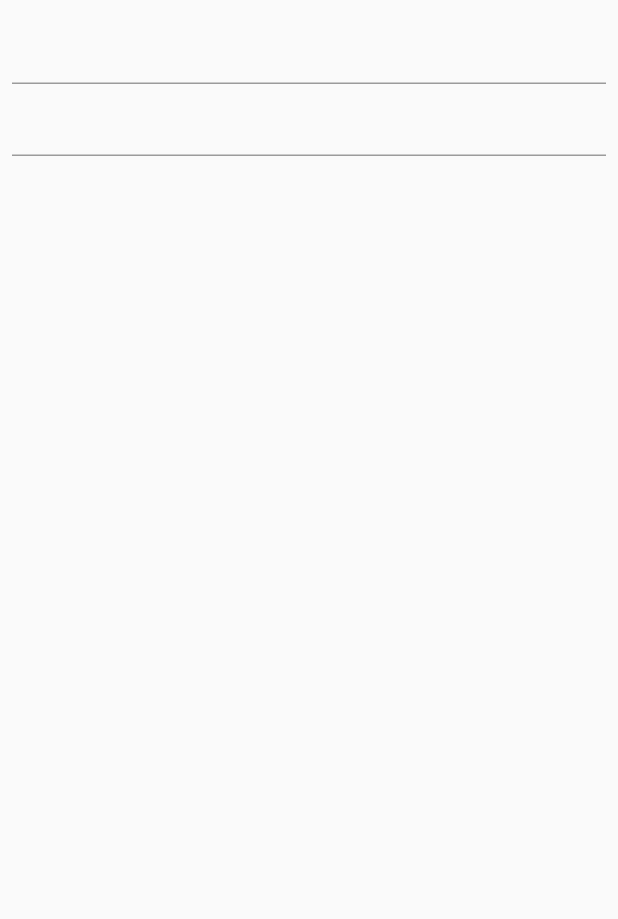
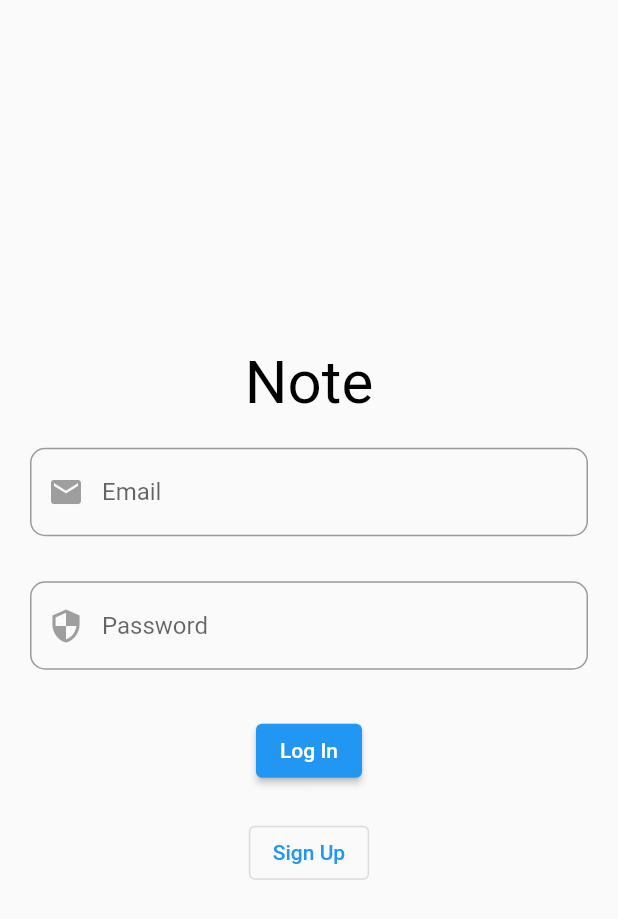
Before and after one commit to tentamdin/flutter-note, a Flutter app: the screen it shows after launch, on a phone screen of 412 x 824 dp. Shown: the top 919 px of the screen. Run offline on Flutter 3.47's test engine with Material 2 defaults, Android fonts, the phone set to English and light mode, and no system bars; our stand-ins replace firebase_auth, firebase_core, get; accounts and stored records are empty.

Commit message:
firebase and auth UI setuo

```diff
--- /dev/null
+++ b/lib/controllers/authController.dart
@@ -0,0 +1,43 @@
+import 'package:firebase_auth/firebase_auth.dart';
+import 'package:get/get.dart';
+
+class AuthController extends GetxController {
+  FirebaseAuth _auth = FirebaseAuth.instance;
+  Rxn<User> _firebaseUser = Rxn<User>();
+
+  String get user => _firebaseUser.value?.email;
+
+  @override
+  void onInit() {
+    _firebaseUser.bindStream(_auth.authStateChanges());
+    super.onInit();
+  }
+
+  void createUser(String email, String password, String text) async {
+    try {
+      await _auth.createUserWithEmailAndPassword(
+          email: email, password: password);
+    } catch (e) {
+      Get.snackbar('Error creating account', e.message,
+          snackPosition: SnackPosition.BOTTOM);
+    }
+  }
+
+  void login(String email, String password) async {
+    try {
+      await _auth.signInWithEmailAndPassword(email: email, password: password);
+    } catch (e) {
+      Get.snackbar('Error logging in', e.message,
+          snackPosition: SnackPosition.BOTTOM);
+    }
+  }
+
+  void singout() async {
+    try {
+      await _auth.signOut();
+    } catch (e) {
+      Get.snackbar('Error signing out', e.message,
+          snackPosition: SnackPosition.BOTTOM);
+    }
+  }
+}
--- /dev/null
+++ b/lib/controllers/bindings/authBinding.dart
@@ -0,0 +1,9 @@
+import 'package:flutter_note/controllers/authController.dart';
+import 'package:get/get.dart';
+
+class AuthBinding extends Bindings {
+  @override
+  void dependencies() {
+    Get.put<AuthController>(AuthController(), permanent: true);
+  }
+}
--- a/lib/main.dart
+++ b/lib/main.dart
@@ -1,6 +1,9 @@
+import 'package:firebase_core/firebase_core.dart';
 import 'package:flutter/material.dart';
 import 'package:flutter_note/screens/App.dart';
 
-void main() {
+void main() async {
+  WidgetsFlutterBinding.ensureInitialized();
+  await Firebase.initializeApp();
   runApp(MyApp());
 }
--- a/lib/screens/App.dart
+++ b/lib/screens/App.dart
@@ -1,17 +1,21 @@
 import 'package:flutter/material.dart';
-import 'package:flutter_note/screens/auth/auth_page.dart';
+import 'package:flutter_note/controllers/bindings/authBinding.dart';
+import 'package:flutter_note/screens/auth/login.dart';
+import 'package:get/get.dart';
 
 class MyApp extends StatelessWidget {
   // This widget is the root of your application.
   @override
   Widget build(BuildContext context) {
-    return MaterialApp(
+    return GetMaterialApp(
+        initialBinding: AuthBinding(),
+        debugShowCheckedModeBanner: false,
         title: 'Flutter Note',
         theme: ThemeData(
           primarySwatch: Colors.blue,
         ),
         darkTheme: ThemeData.dark(),
         themeMode: ThemeMode.system,
-        home: AuthPage());
+        home: Login());
   }
 }
--- a/lib/screens/auth/auth_page.dart
+++ /dev/null
@@ -1,18 +0,0 @@
-import 'package:flutter/material.dart';
-
-class AuthPage extends StatelessWidget {
-  @override
-  Widget build(BuildContext context) {
-    return Scaffold(
-      body: Container(
-        padding: EdgeInsets.all(8),
-        child: Column(
-          children: [
-            TextField(),
-            TextField(),
-          ],
-        ),
-      ),
-    );
-  }
-}
--- /dev/null
+++ b/lib/screens/auth/login.dart
@@ -0,0 +1,106 @@
+import 'package:flutter/material.dart';
+import 'package:flutter_note/controllers/authController.dart';
+import 'package:flutter_note/screens/auth/signup.dart';
+import 'package:get/get.dart';
+
+class Login extends GetWidget<AuthController> {
+  final _formKey = GlobalKey<FormState>();
+  final TextEditingController emailController = TextEditingController();
+  final TextEditingController passwordController = TextEditingController();
+
+  @override
+  Widget build(BuildContext context) {
+    return Scaffold(
+      body: Container(
+        child: Padding(
+          padding: const EdgeInsets.all(20.0),
+          child: Column(
+            mainAxisAlignment: MainAxisAlignment.center,
+            children: <Widget>[
+              Text(
+                'Note',
+                style: TextStyle(
+                  color: Colors.black,
+                  fontSize: 40,
+                ),
+              ),
+              SizedBox(height: 20),
+              Form(
+                key: _formKey,
+                autovalidateMode: AutovalidateMode.onUserInteraction,
+                child: Column(
+                  children: [
+                    TextFormField(
+                      controller: emailController,
+                      validator: (value) {
+                        return RegExp(
+                                    r"^[a-zA-Z0-9.a-zA-Z0-9.!#$%&'*+-/=?^_`{|}~]+@[a-zA-Z0-9]+\.[a-zA-Z]+")
+                                .hasMatch(value)
+                            ? null
+                            : "Please Enter Correct Email";
+                      },
+                      decoration: InputDecoration(
+                          prefixIcon: Icon(
+                            Icons.email,
+                            color: Colors.grey,
+                          ),
+                          border: OutlineInputBorder(
+                            borderRadius: BorderRadius.circular(10),
+                          ),
+                          hintText: "Email"),
+                    ),
+                    SizedBox(
+                      height: 30,
+                    ),
+                    TextFormField(
+                      controller: passwordController,
+                      validator: (value) {
+                        if (value == null || value.isEmpty) {
+                          return 'Enter a password!';
+                        } else if (value.length < 6) {
+                          return "Please provide password of 5+ character ";
+                        }
+                        return null;
+                      },
+                      decoration: InputDecoration(
+                          prefixIcon: Icon(
+                            Icons.security,
+                            color: Colors.grey,
+                          ),
+                          border: OutlineInputBorder(
+                            borderRadius: BorderRadius.circular(10),
+                          ),
+                          hintText: "Password"),
+                      obscureText: true,
+                    ),
+                  ],
+                ),
+              ),
+              SizedBox(
+                height: 30,
+              ),
+              ElevatedButton(
+                child: Text("Log In"),
+                onPressed: () {
+                  if (_formKey.currentState.validate()) {
+                    controller.login(
+                        emailController.text, passwordController.text);
+                  }
+                },
+              ),
+              SizedBox(
+                height: 20,
+              ),
+              OutlinedButton(
+                child: Text("Sign Up"),
+                onPressed: () {
+                  Get.to(SignUp());
+                },
+              )
+            ],
+          ),
+        ),
+      ),
+    );
+  }
+}
```
Also changed, not shown: lib/screens/auth/signup.dart (added, +116 -0 lines), lib/screens/auth/widgets/CustomTextField.dart (added, +72 -0 lines), pubspec.yaml (+6 -4 lines), lib/screens/home/add_note.dart (renamed from lib/screens/home/add_note_page.dart), lib/screens/home/home.dart (renamed from lib/screens/home/home_page.dart), pubspec.lock, 10 other files.
